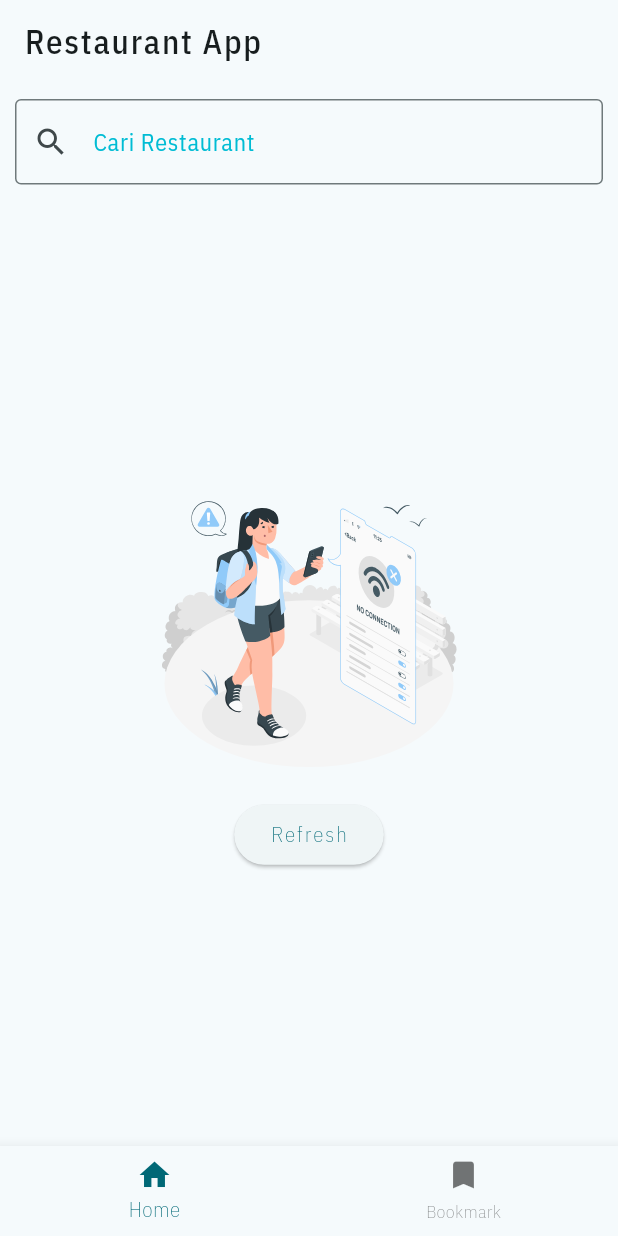
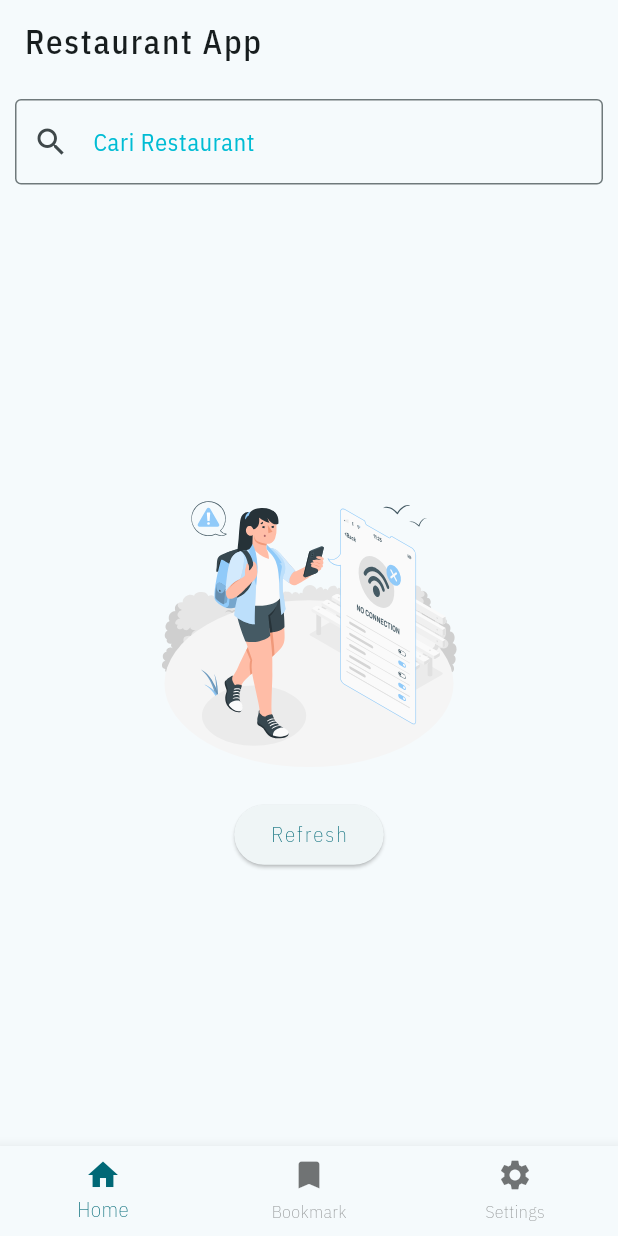
Before and after one commit to FikrTechnology/restaurant_app_api_provider, a Flutter app: the screen it shows after launch, on a phone screen of 412 x 824 dp. Run offline on Flutter 3.47's test engine with Material 3 defaults, Android fonts, the phone set to English and light mode, and no system bars; our stand-ins replace flutter_svg, shared_preferences, sqflite; accounts and stored records are empty; network calls fail; project files that could hold a hidden picture were left out.

Commit message:
Membuat Pengaturan Tema DarkMode dan merapihkan part of

```diff
--- a/lib/main.dart
+++ b/lib/main.dart
@@ -2,10 +2,6 @@ import 'package:flutter/material.dart';
 import 'package:provider/provider.dart';
 import 'package:restaurant_app/data/api/api_service.dart';
 import 'package:restaurant_app/data/local/local_database_service.dart';
-import 'package:restaurant_app/provider/bookmark/local_database_provider.dart';
-import 'package:restaurant_app/provider/detail/restaurant_detail_provider.dart';
-import 'package:restaurant_app/provider/home/restaurant_list_provider.dart';
-import 'package:restaurant_app/provider/home/restaurant_search_list_provider.dart';
 import 'package:restaurant_app/provider/provider_package.dart';
 import 'package:restaurant_app/routes/navigation_route.dart';
 import 'package:restaurant_app/style/theme/restaurant_theme.dart';
@@ -18,16 +14,12 @@ void main() {
         ChangeNotifierProvider(
           create: (context) => IndexNavProvider(),
         ),
-        // ChangeNotifierProvider(
-        //   create: (context) => BookmarkListProvider(),
-        // ),
         Provider(
           create: (context) => LocalDatabaseService(),
         ),
         ChangeNotifierProvider(
-          create: (context) => LocalDatabaseProvider(
-            context.read<LocalDatabaseService>()
-          ),
+          create: (context) =>
+              LocalDatabaseProvider(context.read<LocalDatabaseService>()),
         ),
         Provider(
           create: (context) => ApiService(),
@@ -44,6 +36,9 @@ void main() {
           create: (context) =>
               RestaurantSearchListProvider(context.read<ApiService>()),
         ),
+        ChangeNotifierProvider(
+          create: (context) => ThemeProvider(),
+        ),
       ],
       child: const MyApp(),
     ),
@@ -55,11 +50,13 @@ class MyApp extends StatelessWidget {
 
   @override
   Widget build(BuildContext context) {
+    return Consumer<ThemeProvider>(
+      builder: (context, value, child) {
         return MaterialApp(
           title: 'Restaurant App',
-      theme: RestaurantTheme.lightTheme,
-      darkTheme: RestaurantTheme.darkTheme,
-      themeMode: ThemeMode.system,
+          theme: value.isDarkModeOn ? RestaurantTheme.darkTheme : RestaurantTheme.lightTheme,
+          // darkTheme: RestaurantTheme.darkTheme,
+          // themeMode: ThemeMode.system,
           initialRoute: NavigationRoute.mainRoute.name,
           routes: {
             NavigationRoute.mainRoute.name: (context) => const MainScreen(),
@@ -67,6 +64,10 @@ class MyApp extends StatelessWidget {
                   restaurantId:
                       ModalRoute.of(context)?.settings.arguments as String,
                 ),
+            NavigationRoute.settingsRoute.name: (context) =>
+                const SettingsScreen(),
+          },
+        );
       },
     );
   }
--- a/lib/package.dart
+++ b/lib/package.dart
@@ -2,11 +2,6 @@ import 'dart:async';
 import 'package:provider/provider.dart';
 
 import 'package:flutter/material.dart';
-import 'package:restaurant_app/provider/bookmark/local_database_provider.dart';
-
-import 'package:restaurant_app/provider/detail/restaurant_detail_provider.dart';
-import 'package:restaurant_app/provider/home/restaurant_list_provider.dart';
-import 'package:restaurant_app/provider/home/restaurant_search_list_provider.dart';
 import 'package:restaurant_app/provider/static/restaurant_detail_result_state.dart';
 import 'package:restaurant_app/provider/static/restaurant_list_result_state.dart';
 import 'package:restaurant_app/provider/static/restaurant_search_result_state.dart';
@@ -17,3 +12,4 @@ part 'views/main/home_screen.dart';
 part 'views/main/detail_screen.dart';
 part 'views/bookmark/bookmark_screen.dart';
 part 'views/main_screen.dart';
+part 'views/settings/settings_screen.dart';
--- a/lib/provider/bookmark/local_database_provider.dart
+++ b/lib/provider/bookmark/local_database_provider.dart
@@ -1,6 +1,4 @@
-import 'package:flutter/widgets.dart';
-import 'package:restaurant_app/data/local/local_database_service.dart';
-import 'package:restaurant_app/data/model/restaurant.dart';
+part of '../provider_package.dart';
 
 class LocalDatabaseProvider extends ChangeNotifier {
   final LocalDatabaseService _service;
--- a/lib/provider/detail/restaurant_detail_provider.dart
+++ b/lib/provider/detail/restaurant_detail_provider.dart
@@ -1,6 +1,4 @@
-import 'package:flutter/widgets.dart';
-import 'package:restaurant_app/data/api/api_service.dart';
-import 'package:restaurant_app/provider/static/restaurant_detail_result_state.dart';
+part of '../provider_package.dart';
 
 class RestaurantDetailProvider extends ChangeNotifier {
   final ApiService _apiService;
--- a/lib/provider/home/restaurant_list_provider.dart
+++ b/lib/provider/home/restaurant_list_provider.dart
@@ -1,6 +1,4 @@
-import 'package:flutter/widgets.dart';
-import 'package:restaurant_app/data/api/api_service.dart';
-import 'package:restaurant_app/provider/static/restaurant_list_result_state.dart';
+part of '../provider_package.dart';
 
 class RestaurantListProvider extends ChangeNotifier {
   final ApiService _apiService;
--- a/lib/provider/home/restaurant_search_list_provider.dart
+++ b/lib/provider/home/restaurant_search_list_provider.dart
@@ -1,7 +1,4 @@
-import 'package:flutter/widgets.dart';
-import 'package:restaurant_app/data/api/api_service.dart';
-import 'package:restaurant_app/data/model/restaurant.dart';
-import 'package:restaurant_app/provider/static/restaurant_search_result_state.dart';
+part of '../provider_package.dart';
 
 class RestaurantSearchListProvider extends ChangeNotifier {
   final ApiService _apiService;
--- /dev/null
+++ b/lib/provider/settings/theme_provider.dart
@@ -0,0 +1,25 @@
+part of '../provider_package.dart';
+
+class ThemeProvider extends ChangeNotifier {
+  static const String _themeKey = "isDarkModeOn";
+  bool _isDarkModeOn = false;
+
+  bool get isDarkModeOn => _isDarkModeOn;
+
+  ThemeProvider() {
+    _loadTheme();
+  }
+
+  void _loadTheme() async {
+    final prefs = await SharedPreferences.getInstance();
+    _isDarkModeOn = prefs.getBool(_themeKey) ?? false;
+    notifyListeners();
+  }
+
+  void toggleTheme() async {
+    final prefs = await SharedPreferences.getInstance();
+    _isDarkModeOn = !_isDarkModeOn;
+    await prefs.setBool(_themeKey, _isDarkModeOn);
+    notifyListeners();
+  }
+}
--- a/lib/routes/navigation_route.dart
+++ b/lib/routes/navigation_route.dart
@@ -1,6 +1,7 @@
 enum NavigationRoute {
   mainRoute("/"),
-  detailRoute("/detail");
+  detailRoute("/detail"),
+  settingsRoute("/settings");
 
   const NavigationRoute(this.name);
   final String name;
--- a/lib/views/main_screen.dart
+++ b/lib/views/main_screen.dart
@@ -10,7 +10,8 @@ class MainScreen extends StatelessWidget {
         builder: (context, value, child) {
           return switch (value.indexBottomNavBar) {
             0 => const HomeScreen(),
-            _ => const BookmarkScreen(),
+            1 => const BookmarkScreen(),
+            _ => const SettingsScreen(),
           };
         },
       ),
@@ -28,6 +29,10 @@ class MainScreen extends StatelessWidget {
             icon: Icon(Icons.bookmark),
             label: 'Bookmark',
           ),
+          BottomNavigationBarItem(
+            icon: Icon(Icons.settings),
+            label: 'Settings',
+          ),
         ],
       ),
     );
--- a/lib/widgets/widgets_package.dart
+++ b/lib/widgets/widgets_package.dart
@@ -3,8 +3,6 @@ import 'package:flutter_svg/flutter_svg.dart';
 import 'package:provider/provider.dart';
 import 'package:restaurant_app/data/model/detail_restaurant.dart';
 import 'package:restaurant_app/data/model/restaurant.dart';
-import 'package:restaurant_app/provider/bookmark/local_database_provider.dart';
-import 'package:restaurant_app/provider/detail/restaurant_detail_provider.dart';
 import 'package:restaurant_app/provider/static/restaurant_detail_result_state.dart';
 import 'package:restaurant_app/routes/navigation_route.dart';
 import '../provider/provider_package.dart';
--- a/pubspec.yaml
+++ b/pubspec.yaml
@@ -40,6 +40,7 @@ dependencies:
   device_preview: ^1.2.0
   flutter_svg: ^2.0.17
   sqflite: ^2.4.1
+  shared_preferences: ^2.5.2
 
 dev_dependencies:
   flutter_test:
```
Also changed, not shown: lib/provider/provider_package.dart (+12 -0 lines), lib/views/settings/settings_screen.dart (added, +45 -0 lines), pubspec.lock. Lines whose indentation alone changed are shown as unchanged.
